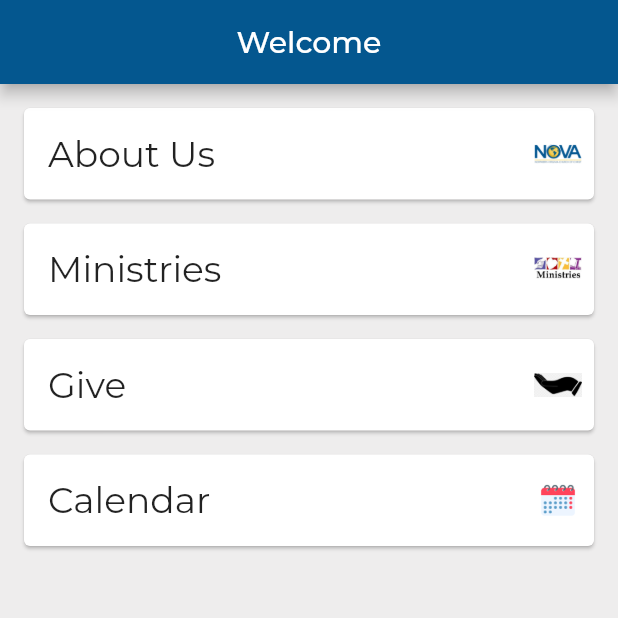
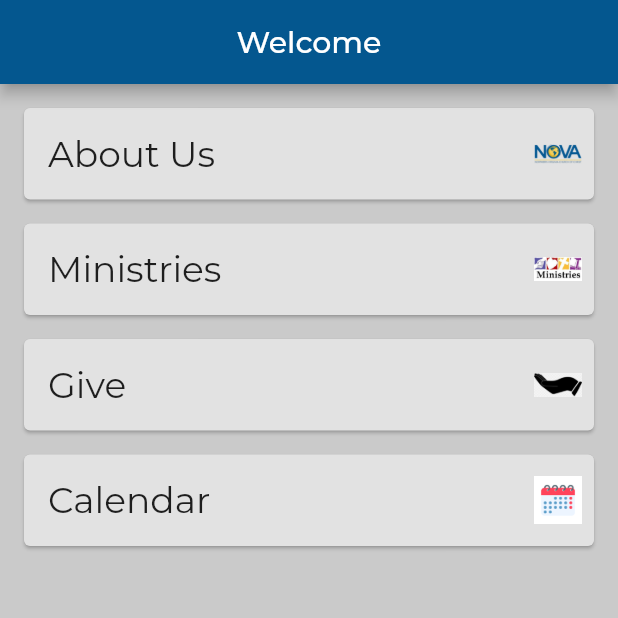
Before and after one commit to skeptickal/NVCOCApp, a Flutter app: the screen it shows after launch, on a phone screen of 412 x 824 dp, the top half of it. Run offline on Flutter 3.47's test engine with Material 2 defaults, Android fonts, the phone set to English and light mode, and no system bars; our stand-ins replace google_fonts.

Commit message:
changed some layout

```diff
--- a/nvcoc_app/lib/pages/home.dart
+++ b/nvcoc_app/lib/pages/home.dart
@@ -24,7 +24,7 @@ List<NovaScreen> screens = [
   @override
   Widget build(BuildContext context) {
     return Scaffold(
-      backgroundColor: const Color.fromARGB(255, 238, 237, 237),
+      backgroundColor: Color.fromARGB(255, 202, 202, 202),
       appBar: AppBar(
         backgroundColor: const Color(0xFF04578f),
         title: Text(
--- a/nvcoc_app/lib/pages/novacard.dart
+++ b/nvcoc_app/lib/pages/novacard.dart
@@ -12,6 +12,7 @@ class NovaTemplate extends StatelessWidget {
     return GestureDetector(
       onTap:() => Navigator.pushNamed(context, screen.pagenav),
       child: Card(
+        color: Color.fromARGB(255, 226, 226, 226),
         margin: const EdgeInsets.fromLTRB(16.0, 16.0, 16.0, 0.0),
         child: Row(
           mainAxisAlignment: MainAxisAlignment.spaceBetween,
```
Also changed, not shown: nvcoc_app/lib/aboutpages/belief.dart (added), nvcoc_app/lib/aboutpages/leaders.dart (added), nvcoc_app/lib/aboutpages/who_we_are.dart (added).
